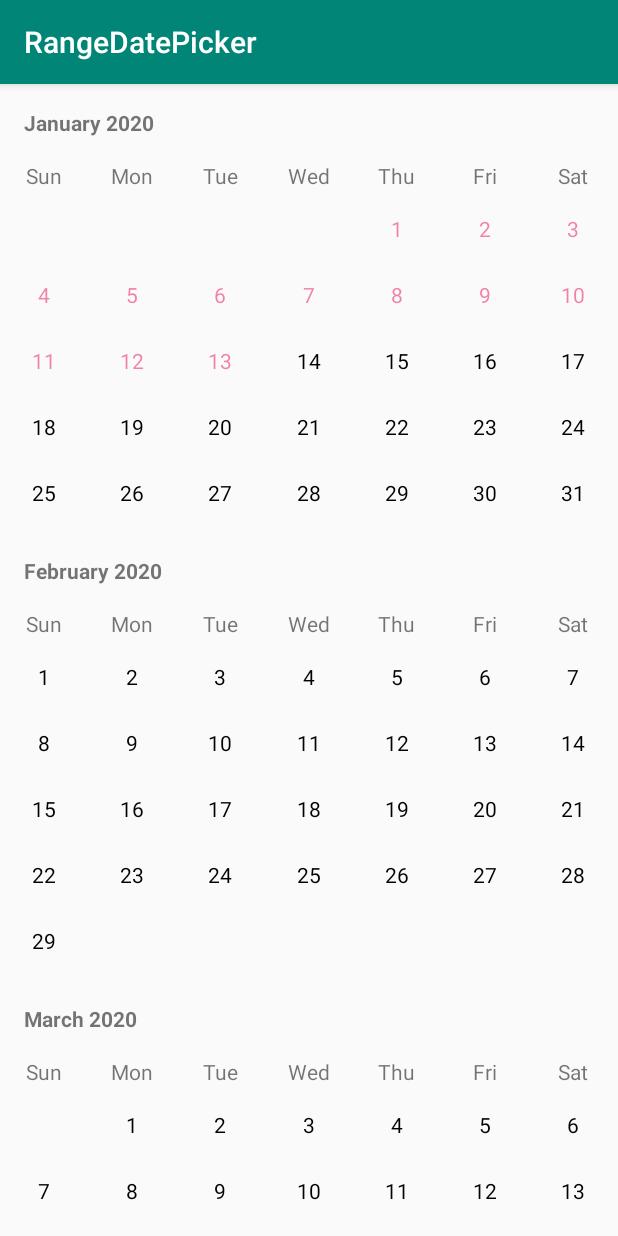
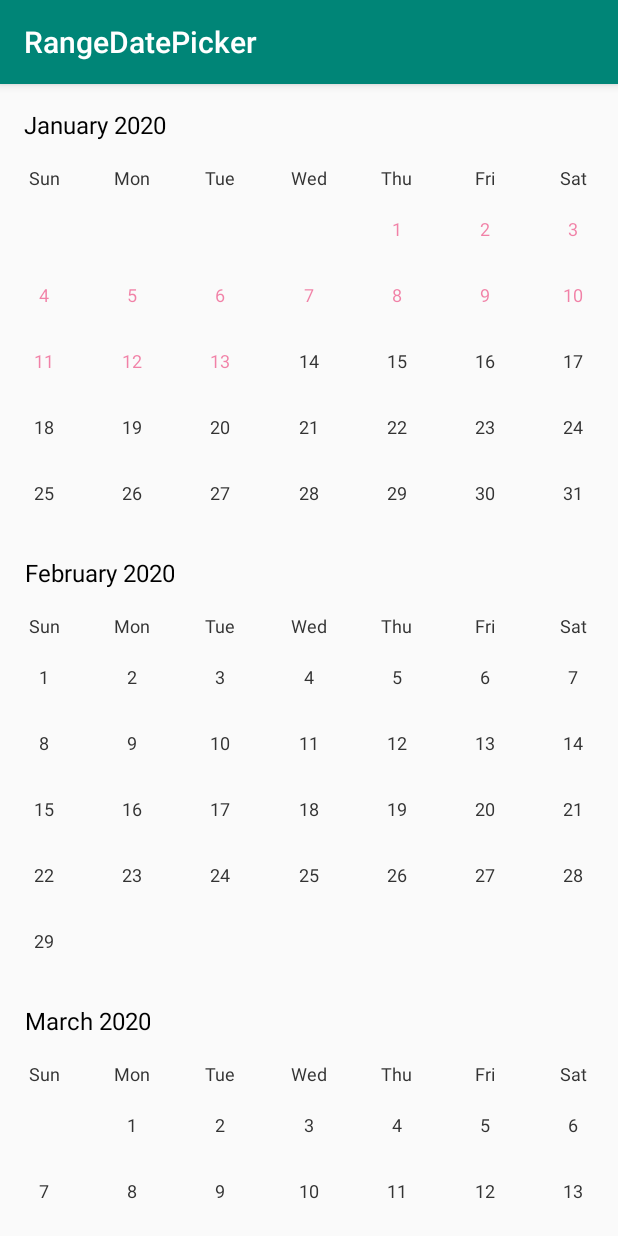
Before and after one commit to andrewjapar/rangedatepicker, an Android app: the screen it shows after launch (MainActivity), on a phone screen of 412 x 824 dp. Run offline under Robolectric (Android 15) with nearby library versions, the phone set to English and light mode, and no system bars.

Commit message:
Extracting style, dimens and color to override in sample project

```diff
--- a/app/src/main/res/layout/activity_main.xml
+++ b/app/src/main/res/layout/activity_main.xml
@@ -12,6 +12,6 @@
         android:layout_height="match_parent"
         android:clipToPadding="false"
         android:scrollbarStyle="outsideOverlay"
-        app:picker_type="single" />
+        app:picker_type="range" />
 
 </androidx.constraintlayout.widget.ConstraintLayout>
--- a/app/src/main/res/values/colors.xml
+++ b/app/src/main/res/values/colors.xml
@@ -4,6 +4,6 @@
     <color name="colorPrimaryDark">#00574B</color>
     <color name="colorAccent">#D81B60</color>
 
-    <color name="calendar_selected_day_bg">#F69129</color>
-    <color name="calendar_selected_range_bg">#66F69129</color>
+    <color name="calendar_day_selected_bg">#F69129</color>
+    <color name="calendar_day_range_selected_bg">#66F69129</color>
 </resources>
--- a/rangedatepicker/src/main/java/com/andrewjapar/rangedatepicker/CalendarViewHolder.kt
+++ b/rangedatepicker/src/main/java/com/andrewjapar/rangedatepicker/CalendarViewHolder.kt
@@ -89,12 +89,12 @@ internal class DayViewHolder(view: View) : CalendarViewHolder(view) {
 
     private fun getFontColor(item: CalendarEntity.Day): Int {
         return if (item.selection == SelectionType.START || item.selection == SelectionType.END) {
-            ContextCompat.getColor(itemView.context, R.color.calendar_selected_day_font_color)
+            ContextCompat.getColor(itemView.context, R.color.calendar_day_selected_font)
         } else {
             val color = when (item.state) {
-                DateState.DISABLED -> R.color.calendar_disabled_font_color
-                DateState.WEEKEND -> R.color.calendar_weekend_font_color
-                else -> R.color.black
+                DateState.DISABLED -> R.color.calendar_day_disabled_font
+                DateState.WEEKEND -> R.color.calendar_day_weekend_font
+                else -> R.color.calendar_day_normal_font
             }
             ContextCompat.getColor(itemView.context, color)
         }
@@ -110,12 +110,12 @@ internal class DayViewHolder(view: View) : CalendarViewHolder(view) {
     }
 
     private fun View.dehighlight() {
-        val color = ContextCompat.getColor(context, R.color.calendar_unselected_day)
+        val color = ContextCompat.getColor(context, R.color.calendar_day_unselected_bg)
         setBackgroundColor(color)
     }
 
     private fun View.highlight() {
-        val color = ContextCompat.getColor(context, R.color.calendar_selected_range_bg)
+        val color = ContextCompat.getColor(context, R.color.calendar_day_range_selected_bg)
         setBackgroundColor(color)
     }
 }
--- a/rangedatepicker/src/main/res/drawable/selected_day_bg.xml
+++ b/rangedatepicker/src/main/res/drawable/selected_day_bg.xml
@@ -3,5 +3,5 @@
     android:shape="rectangle">
 
     <corners android:radius="100dp" />
-    <solid android:color="@color/calendar_selected_day_bg" />
+    <solid android:color="@color/calendar_day_selected_bg" />
 </shape>
--- a/rangedatepicker/src/main/res/layout/calendar_day_view.xml
+++ b/rangedatepicker/src/main/res/layout/calendar_day_view.xml
@@ -1,8 +1,9 @@
 <?xml version="1.0" encoding="utf-8"?>
 <FrameLayout xmlns:android="http://schemas.android.com/apk/res/android"
+    xmlns:tools="http://schemas.android.com/tools"
     android:layout_width="match_parent"
     android:layout_height="wrap_content"
-    android:paddingBottom="8dp">
+    android:paddingBottom="@dimen/calendar_day_gap">
 
     <LinearLayout
         android:layout_width="match_parent"
@@ -13,23 +14,22 @@
         <View
             android:id="@+id/vHalfLeftBg"
             android:layout_width="0dp"
-            android:layout_height="36dp"
+            android:layout_height="@dimen/calendar_day_height"
             android:layout_weight="1" />
 
         <View
             android:id="@+id/vHalfRightBg"
             android:layout_width="0dp"
-            android:layout_height="36dp"
+            android:layout_height="@dimen/calendar_day_height"
             android:layout_weight="1" />
 
     </LinearLayout>
 
     <TextView
         android:id="@+id/vDayName"
-        android:layout_width="36dp"
-        android:layout_height="36dp"
-        android:layout_gravity="center"
-        android:gravity="center"
-        android:text="31" />
+        android:layout_width="@dimen/calendar_day_height"
+        android:layout_height="@dimen/calendar_day_height"
+        style="@style/CalendarPickerCell.Day"
+        tools:text="31" />
 
 </FrameLayout>
--- a/rangedatepicker/src/main/res/layout/calendar_empty_view.xml
+++ b/rangedatepicker/src/main/res/layout/calendar_empty_view.xml
@@ -1,6 +1,7 @@
 <?xml version="1.0" encoding="utf-8"?>
 <LinearLayout xmlns:android="http://schemas.android.com/apk/res/android"
-    android:orientation="vertical" android:layout_width="match_parent"
-    android:layout_height="wrap_content">
+    android:layout_width="match_parent"
+    android:layout_height="wrap_content"
+    android:orientation="vertical">
 
 </LinearLayout>
--- a/rangedatepicker/src/main/res/layout/calendar_month_view.xml
+++ b/rangedatepicker/src/main/res/layout/calendar_month_view.xml
@@ -1,14 +1,14 @@
 <?xml version="1.0" encoding="utf-8"?>
 <FrameLayout xmlns:android="http://schemas.android.com/apk/res/android"
+    xmlns:tools="http://schemas.android.com/tools"
     android:layout_width="match_parent"
     android:layout_height="wrap_content">
 
     <TextView
         android:id="@+id/vMonthName"
+        style="@style/CalendarPickerCell.Month"
         android:layout_width="wrap_content"
         android:layout_height="wrap_content"
-        android:text="January 2020"
-        android:padding="16dp"
-        android:textStyle="bold" />
+        tools:text="January 2020" />
 
 </FrameLayout>
--- a/rangedatepicker/src/main/res/layout/calendar_week_view.xml
+++ b/rangedatepicker/src/main/res/layout/calendar_week_view.xml
@@ -7,52 +7,52 @@
     android:weightSum="7">
 
     <TextView
+        style="@style/CalendarPickerCell.Week"
         android:layout_width="0dp"
         android:layout_height="wrap_content"
         android:layout_weight="1"
-        android:gravity="center"
-        android:text="Sun" />
+        android:text="@string/calendar_sunday" />
 
     <TextView
+        style="@style/CalendarPickerCell.Week"
         android:layout_width="0dp"
         android:layout_height="wrap_content"
         android:layout_weight="1"
-        android:gravity="center"
-        android:text="Mon" />
+        android:text="@string/calendar_monday" />
 
     <TextView
+        style="@style/CalendarPickerCell.Week"
         android:layout_width="0dp"
         android:layout_height="wrap_content"
         android:layout_weight="1"
-        android:gravity="center"
-        android:text="Tue" />
+        android:text="@string/calendar_tuesday" />
 
     <TextView
+        style="@style/CalendarPickerCell.Week"
         android:layout_width="0dp"
         android:layout_height="wrap_content"
         android:layout_weight="1"
-        android:gravity="center"
-        android:text="Wed" />
+        android:text="@string/calendar_wednesday" />
 
     <TextView
+        style="@style/CalendarPickerCell.Week"
         android:layout_width="0dp"
         android:layout_height="wrap_content"
         android:layout_weight="1"
-        android:gravity="center"
-        android:text="Thu" />
+        android:text="@string/calendar_thursday" />
 
     <TextView
+        style="@style/CalendarPickerCell.Week"
         android:layout_width="0dp"
         android:layout_height="wrap_content"
         android:layout_weight="1"
-        android:gravity="center"
-        android:text="Fri" />
+        android:text="@string/calendar_friday" />
 
     <TextView
+        style="@style/CalendarPickerCell.Week"
         android:layout_width="0dp"
         android:layout_height="wrap_content"
         android:layout_weight="1"
-        android:gravity="center"
-        android:text="Sat" />
+        android:text="@string/calendar_saturday" />
 
 </LinearLayout>
--- a/rangedatepicker/src/main/res/values/colors.xml
+++ b/rangedatepicker/src/main/res/values/colors.xml
@@ -1,11 +1,18 @@
 <?xml version="1.0" encoding="utf-8"?>
 <resources>
-    <color name="calendar_unselected_day">#00000000</color>
-    <color name="calendar_selected_day_bg">#E91E63</color>
-    <color name="calendar_selected_range_bg">#8CE91E63</color>
-    <color name="calendar_disabled_font_color">#8CE91E63</color>
-    <color name="calendar_weekend_font_color">#ff0000</color>
-    <color name="calendar_selected_day_font_color">#FFFFFF</color>
 
-    <color name="black">#000000</color>
+    <!--Background color-->
+    <color name="calendar_day_unselected_bg">#00000000</color>
+    <color name="calendar_day_selected_bg">#E91E63</color>
+    <color name="calendar_day_range_selected_bg">#8CE91E63</color>
+
+    <!--Font color-->
+    <color name="calendar_day_disabled_font">#8CE91E63</color>
+    <color name="calendar_day_weekend_font">#ff0000</color>
+    <color name="calendar_day_selected_font">#FFFFFF</color>
+    <color name="calendar_day_normal_font">#333333</color>
+
+    <color name="calendar_month_font">#000000</color>
+    <color name="calendar_week_font">#333333</color>
+
 </resources>
--- /dev/null
+++ b/rangedatepicker/src/main/res/values/dimens.xml
@@ -0,0 +1,12 @@
+<?xml version="1.0" encoding="utf-8"?>
+<resources>
+
+    <dimen name="calendar_day_height">36dp</dimen>
+    <dimen name="calendar_day_gap">8dp</dimen>
+    <dimen name="calendar_day_textsize">12sp</dimen>
+
+    <dimen name="calendar_month_padding">16dp</dimen>
+    <dimen name="calendar_month_textsize">16sp</dimen>
+
+    <dimen name="calendar_week_textsize">12sp</dimen>
+</resources>
--- a/rangedatepicker/src/main/res/values/strings.xml
+++ b/rangedatepicker/src/main/res/values/strings.xml
@@ -1,3 +1,11 @@
 <resources>
     <string name="app_name">rangedatepicker</string>
+
+    <string name="calendar_sunday">Sun</string>
+    <string name="calendar_monday">Mon</string>
+    <string name="calendar_tuesday">Tue</string>
+    <string name="calendar_wednesday">Wed</string>
+    <string name="calendar_thursday">Thu</string>
+    <string name="calendar_friday">Fri</string>
+    <string name="calendar_saturday">Sat</string>
 </resources>
--- /dev/null
+++ b/rangedatepicker/src/main/res/values/styles.xml
@@ -0,0 +1,32 @@
+<?xml version="1.0" encoding="utf-8"?>
+<resources xmlns:tools="http://schemas.android.com/tools">
+
+    <style name="CalendarPickerCell">
+        <item name="android:layout_width">0dp</item>
+        <item name="android:layout_weight">1</item>
+        <item name="android:gravity">center</item>
+        <item name="android:textAlignment" tools:targetApi="jelly_bean_mr1">center</item>
+    </style>
+
+    <style name="CalendarPickerCell.Month">
+        <item name="android:textSize">@dimen/calendar_month_textsize</item>
+        <item name="android:padding">@dimen/calendar_month_padding</item>
+        <item name="android:textColor">@color/calendar_month_font</item>
+    </style>
+
+    <style name="CalendarPickerCell.Week" parent="CalendarPickerCell">
+        <item name="android:textSize">@dimen/calendar_week_textsize</item>
+        <item name="android:textColor">@color/calendar_week_font</item>
+    </style>
+
+    <style name="CalendarPickerCell.Day">
+        <item name="android:layout_width">@dimen/calendar_day_height</item>
+        <item name="android:layout_height">@dimen/calendar_day_height</item>
+        <item name="android:layout_weight">1</item>
+        <item name="android:textSize">@dimen/calendar_day_textsize</item>
+        <item name="android:layout_gravity">center</item>
+        <item name="android:gravity">center</item>
+        <item name="android:textColor">@color/calendar_day_normal_font</item>
+    </style>
+
+</resources>
```
